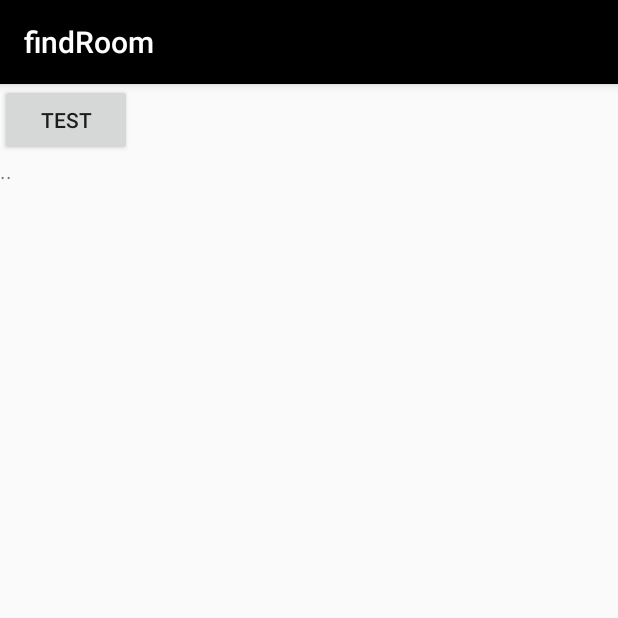
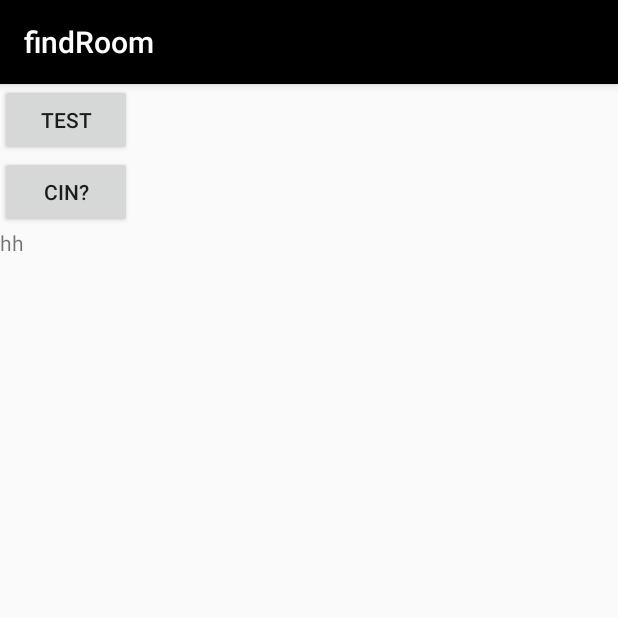
Before and after one commit to hyesunny/Wanderer, an Android app: the gwang11floor screen opened directly, with no data from a screen before it, after a tap on "TEST", on a phone screen of 412 x 824 dp, the top half of it. Run offline under Robolectric (Android 15) with nearby library versions, the phone set to English and light mode, and no system bars.

Commit message:
androidApp_showLectureRoom_Upgrade

```diff
--- a/findRoom/app/src/main/java/com/example/user/findroom/gwang11floor.java
+++ b/findRoom/app/src/main/java/com/example/user/findroom/gwang11floor.java
@@ -19,19 +19,19 @@ import java.util.logging.Logger;
 import javax.net.ssl.HttpsURLConnection;
 
 public class gwang11floor extends AppCompatActivity {
-    public TextView ttext;
+    //public ImageView gwangLectureRooom;
+    public Handler handler;
     public TextView ctext;
-    public ImageView gwang10;
-    public Handler handler;
-	public String cin="";
+
+	public String cnt[] = {"cnt-1119","cnt-1120"};
+	public String cin[]={"change","this"};
 
     @Override
     protected void onCreate(Bundle savedInstanceState) {
         super.onCreate(savedInstanceState);
         setContentView(R.layout.activity_gwang11floor);
-        ttext=(TextView)findViewById(R.id.ttext);
+        //gwangLectureRooom=(ImageView)findViewById(R.id.gwangLectureRoom);
         ctext=(TextView)findViewById(R.id.ctext);
-        gwang10=(ImageView)findViewById(R.id.gwang10);
     }
     public gwang11floor(){
         handler=new Handler();
@@ -39,38 +39,39 @@ public class gwang11floor extends AppCompatActivity {
     public void tclick(View v) {
         switch (v.getId()) {
             case R.id.test: {
-                RetrieveRequest req = new RetrieveRequest();
-                ttext.setText("..");
-                req.setReceiver(new IReceived() {
-                    public void getResponseBody(final String msg) {
-                        handler.post(new Runnable() {
-                            public void run() {
-                                if(Integer.parseInt(cin)==1)
-                                {
-                                    gwang10.setVisibility(View.VISIBLE);
-                                }
-                                else if(Integer.parseInt(cin)==0){
-                                    gwang10.setVisibility(View.INVISIBLE);
-                                }
-
-                            }
-                        });
-                    }
-                });
-                req.start();
+                int i;
+                for(i=0;i<2;i++) {
+                    RetrieveRequest req = new RetrieveRequest();
+                    req.Numbering(i);
+                    req.RetrieveRequest(cnt[i]);
+                    req.start();
+                }
                 break;
             }
         }
     }
+    public void cclick(View v) {
+        switch (v.getId()) {
+            case R.id.cc: {
+                    ctext.setText(cin[0]);
+                    break;
+            }
+
+        }
+    }
+
+
     public interface IReceived {
         void getResponseBody(String msg);
     }
     class RetrieveRequest extends Thread {
         private final Logger LOG = Logger.getLogger(RetrieveRequest.class.getName());
         private IReceived receiver;
-        private String ContainerName = "cnt-1119";
+        private String ContainerName = "";
+        private int Number;
 
-        public RetrieveRequest(String containerName) {
+        public void Numbering(int number){this.Number=number;}
+        public void RetrieveRequest(String containerName) {
             this.ContainerName = containerName;
         }
         public RetrieveRequest() {}
@@ -79,7 +80,8 @@ public class gwang11floor extends AppCompatActivity {
         @Override
         public void run() {
             try {
-                String sb = "http://58.233.226.102:7579/mobius-yt/adn-ae-Gwang/cnt-1119/latest";
+                String sb = "http://58.233.226.102:7579/mobius-yt/adn-ae-Gwang/"
+                        +ContainerName+"/latest";
 
                 URL mUrl = new URL(sb);
 
@@ -103,7 +105,7 @@ public class gwang11floor extends AppCompatActivity {
                 }
 
 				ParseElementXml cxml= new ParseElementXml();
-				cin= cxml.GetElementXml(strResp,"con");
+				cin[Number]= cxml.GetElementXml(strResp,"con");
 
                 if ( strResp != "" ) {
                     receiver.getResponseBody(strResp);
--- a/findRoom/app/src/main/res/layout/activity_gwang11floor.xml
+++ b/findRoom/app/src/main/res/layout/activity_gwang11floor.xml
@@ -14,22 +14,22 @@
         android:layout_height="wrap_content"
         android:text="test"
         android:onClick="tclick"/>
+    <Button
+        android:id="@+id/cc"
+        android:layout_width="wrap_content"
+        android:layout_height="wrap_content"
+        android:text="cin?"
+        android:onClick="cclick"/>
+    <TextView
+        android:id="@+id/ctext"
+        android:layout_width="wrap_content"
+        android:layout_height="wrap_content"
+        android:text="hh"/>
 
-    <TextView
-        android:id="@+id/ttext"
+
+    <ImageView
+        android:id="@+id/gwangLectureRoom"
         android:layout_width="wrap_content"
         android:layout_height="wrap_content" />
 
-    <TextView
-        android:id="@+id/ctext"
-        android:layout_width="wrap_content"
-        android:layout_height="wrap_content"/>
-
-    <ImageView
-        android:id="@+id/gwang10"
-        android:layout_width="wrap_content"
-        android:layout_height="wrap_content"
-        android:src="@drawable/gwang01"
-        android:visibility="invisible"/>
-
 </LinearLayout>
```
